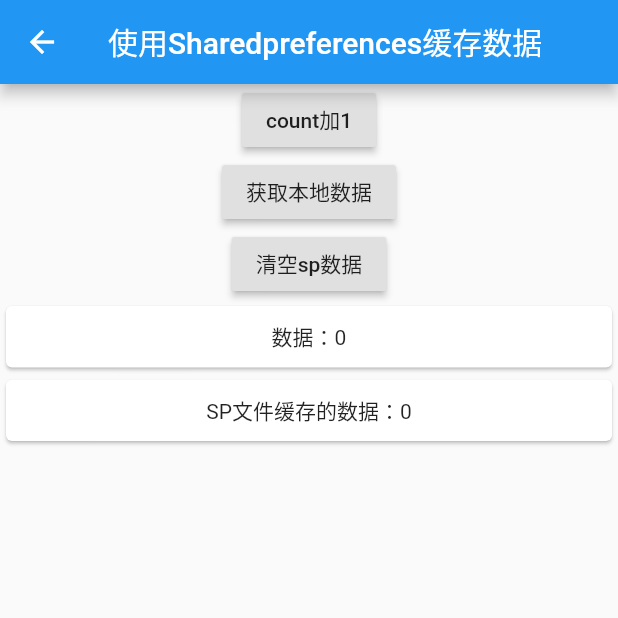
After one commit to KaisLeung/FlutterLearningDemo, a Flutter app: the SharedpreferencesLearningPage screen opened by its route, on a phone screen of 412 x 824 dp, the top half of it. The commit adds this screen. Run offline on Flutter 3.47's test engine with Material 2 defaults, Android fonts, the phone set to English and light mode, and no system bars; our stand-ins replace image_picker, permission_handler, shared_preferences; missing offline and left inert: flutter_color_plugin, flutter_downloader; accounts and stored records are empty; network calls fail.

Commit message:
1、异步方法的使用；2、Http请求；3、Json数据的解析

```diff
--- /dev/null
+++ b/lib/flutter/widget/learning/shared_preferences_page.dart
@@ -0,0 +1,98 @@
+import 'package:flutter/material.dart';
+import 'package:shared_preferences/shared_preferences.dart';
+
+///使用Sharedpreferences保存数据到本地
+///简单的，异步的，持久化的key-value存储系统；
+///在Android上它是基于SharedPreferences的；
+///在iOS上它是基于NSUserDefaults的；
+class SharedpreferencesLearningPage extends StatefulWidget {
+  @override
+  _SharedpreferencesLearningPageState createState() =>
+      _SharedpreferencesLearningPageState();
+}
+
+class _SharedpreferencesLearningPageState
+    extends State<SharedpreferencesLearningPage> {
+  int _count = 0;
+  int _spCount = 0;
+
+  _setSpData() async {
+    SharedPreferences sp = await SharedPreferences.getInstance();
+    sp.setInt("count", _count);
+  }
+
+  _getSpData() async {
+    SharedPreferences sp = await SharedPreferences.getInstance();
+    setState(() {
+      _spCount = sp.getInt("count") ?? 0;
+    });
+  }
+
+  _clearSpData() async {
+    SharedPreferences sp = await SharedPreferences.getInstance();
+    sp.remove("count");
+    setState(() {
+      _spCount = sp.getInt("count") ?? 0;
+    });
+  }
+
+  @override
+  Widget build(BuildContext context) {
+    return Scaffold(
+      appBar: AppBar(
+        title: Text("使用Sharedpreferences缓存数据"),
+        leading: GestureDetector(
+          child: Icon(Icons.arrow_back),
+          onTap: () {
+            Navigator.pop(context);
+          },
+        ),
+      ),
+      body: Column(
+        children: <Widget>[
+          RaisedButton(
+            onPressed: () {
+              setState(() {
+                _count++;
+
+                ///将数据缓存到SP文件中
+                _setSpData();
+              });
+            },
+            child: Text("count加1"),
+          ),
+          RaisedButton(
+            onPressed: () {
+              ///获取缓存的数据
+              _getSpData();
+            },
+            child: Text("获取本地数据"),
+          ),
+          RaisedButton(
+            onPressed: () {
+              ///清空缓存数据
+              _clearSpData();
+            },
+            child: Text("清空sp数据"),
+          ),
+          Card(
+            child: Padding(
+              padding: EdgeInsets.all(10),
+              child: Center(
+                child: Text("数据：$_count"),
+              ),
+            ),
+          ),
+          Card(
+            child: Padding(
+              padding: EdgeInsets.all(10),
+              child: Center(
+                child: Text("SP文件缓存的数据：$_spCount"),
+              ),
+            ),
+          )
+        ],
+      ),
+    );
+  }
+}
--- a/pubspec.yaml
+++ b/pubspec.yaml
@@ -33,6 +33,7 @@ dependencies:
   image: ^2.1.7
   path: ^1.6.4
   transparent_image: ^1.0.0
+  shared_preferences: ^0.5.4+3
 
 dev_dependencies:
   flutter_test:
```
Also changed, not shown: lib/flutter/widget/learning/async_task_page.dart (added, +152 -0 lines), lib/flutter/widget/learning/http_learning_page.dart (added, +123 -0 lines), lib/main.dart (+9 -0 lines), pubspec.lock.
